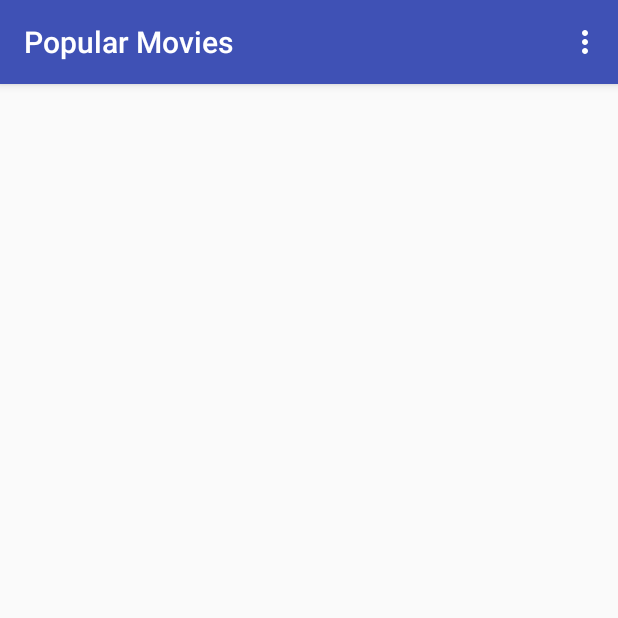
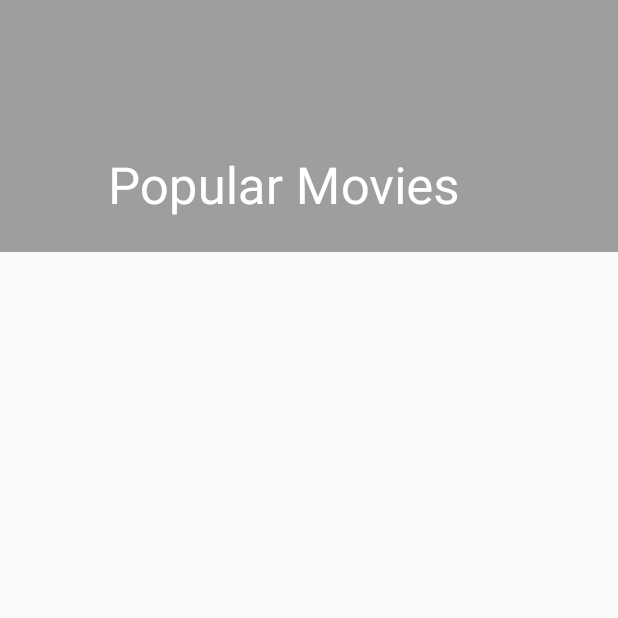
Before and after one commit to rishabhbitsg/Popular-Movies-App, an Android app: the screen it shows after launch (MainActivity), on a phone screen of 412 x 824 dp, the top half of it. Run offline under Robolectric (Android 15) with nearby library versions, the phone set to English and light mode, and no system bars; our stand-ins replace Picasso; pictures from the network do not load.

Commit message:
Add Toolbar (not working properly)

```diff
--- a/app/src/main/java/com/example/rishabh/popularmovies/MainActivity.java
+++ b/app/src/main/java/com/example/rishabh/popularmovies/MainActivity.java
@@ -1,7 +1,9 @@
 package com.example.rishabh.popularmovies;
 
+import android.app.Activity;
 import android.content.Intent;
 import android.os.Bundle;
+import android.support.design.widget.CollapsingToolbarLayout;
 import android.support.design.widget.FloatingActionButton;
 import android.support.design.widget.Snackbar;
 import android.support.v7.app.AppCompatActivity;
@@ -16,10 +18,8 @@ public class MainActivity extends AppCompatActivity {
     protected void onCreate(Bundle savedInstanceState) {
         super.onCreate(savedInstanceState);
         setContentView(R.layout.activity_main);
-        Toolbar toolbar = (Toolbar) findViewById(R.id.toolbar);
-        setSupportActionBar(toolbar);
 
-
+        ((CollapsingToolbarLayout) findViewById(R.id.collapsing_toolbar)).setTitle("Popular Movies");
     }
 
     @Override
--- a/app/src/main/java/com/example/rishabh/popularmovies/MainActivityFragment.java
+++ b/app/src/main/java/com/example/rishabh/popularmovies/MainActivityFragment.java
@@ -1,5 +1,9 @@
 package com.example.rishabh.popularmovies;
 
+import android.animation.Animator;
+import android.animation.AnimatorInflater;
+import android.animation.AnimatorSet;
+import android.animation.ObjectAnimator;
 import android.content.Intent;
 import android.content.SharedPreferences;
 import android.net.Uri;
@@ -17,6 +21,7 @@ import android.view.View;
 import android.view.ViewGroup;
 import android.widget.AdapterView;
 import android.widget.GridView;
+import android.widget.ImageView;
 
 import com.squareup.picasso.Picasso;
 
@@ -75,6 +80,7 @@ public class MainActivityFragment extends Fragment {
         gridView.setOnItemClickListener(new AdapterView.OnItemClickListener() {
             @Override
             public void onItemClick(AdapterView<?> adapterView, View view, int i, long l) {
+
                 MoviePoster movieData = movieAdapter.getItem(i);
                 Intent detailIntent = new Intent(getActivity(), DetailActivity.class)
                         .putExtra("movie", movieData);
--- a/app/src/main/java/com/example/rishabh/popularmovies/MoviePosterAdapter.java
+++ b/app/src/main/java/com/example/rishabh/popularmovies/MoviePosterAdapter.java
@@ -34,7 +34,7 @@ public class MoviePosterAdapter extends ArrayAdapter<MoviePoster> {
                     inflate(R.layout.grid_item_movie, parent, false);
         }
         String baseUrl = "http://image.tmdb.org/t/p/";
-        String size = "w342";
+        String size = "w500";
         String finalUrl = baseUrl + size + moviePoster.url;
         Log.v(LOG_TAG, finalUrl);
         ImageView imageView = (ImageView) convertView.findViewById(R.id.grid_item_movie_imageview);
--- /dev/null
+++ b/app/src/main/res/drawable/background_rect.xml
@@ -0,0 +1,6 @@
+<?xml version="1.0" encoding="utf-8"?>
+
+<shape xmlns:android="http://schemas.android.com/apk/res/android"
+    android:shape="rectangle">
+    <solid android:color="#ff0"/>
+</shape>
--- a/app/src/main/res/layout/activity_main.xml
+++ b/app/src/main/res/layout/activity_main.xml
@@ -9,15 +9,30 @@
 
     <android.support.design.widget.AppBarLayout
         android:layout_width="match_parent"
-        android:layout_height="wrap_content"
-        android:theme="@style/AppTheme.AppBarOverlay">
+        android:layout_height="168dp"
+        android:theme="@style/AppTheme.AppBarOverlay"
+        android:fitsSystemWindows="true">
 
-        <android.support.v7.widget.Toolbar
-            android:id="@+id/toolbar"
+        <android.support.design.widget.CollapsingToolbarLayout
             android:layout_width="match_parent"
-            android:layout_height="?attr/actionBarSize"
-            android:background="?attr/colorPrimary"
-            app:popupTheme="@style/AppTheme.PopupOverlay" />
+            android:layout_height="match_parent"
+            app:layout_scrollFlags="scroll|exitUntilCollapsed"
+            android:id="@+id/collapsing_toolbar"
+            app:expandedTitleMarginStart="72dp">
+
+            <android.support.v7.widget.Toolbar
+                android:id="@+id/toolbar"
+                android:layout_width="match_parent"
+                android:layout_height="?attr/actionBarSize"
+                android:theme="@style/AppTheme.PopupOverlay"
+                app:layout_scrollFlags="scroll|enterAlwaysCollapsed"
+                android:logo="@drawable/ic_home_white_24dp"
+                android:displayOptions="useLogo|showHome"
+                app:layout_collapseMode="pin"
+                app:contentInsetStart="72dp"/>
+
+        </android.support.design.widget.CollapsingToolbarLayout>
+
 
     </android.support.design.widget.AppBarLayout>
 
--- a/app/src/main/res/layout/content_main.xml
+++ b/app/src/main/res/layout/content_main.xml
@@ -6,4 +6,5 @@
     android:layout_width="match_parent"
     android:layout_height="match_parent"
     app:layout_behavior="@string/appbar_scrolling_view_behavior"
-    tools:layout="@layout/fragment_main" />
+    tools:layout="@layout/fragment_main"
+    />
--- a/app/src/main/res/layout/fragment_main.xml
+++ b/app/src/main/res/layout/fragment_main.xml
@@ -1,23 +1,19 @@
 <FrameLayout xmlns:android="http://schemas.android.com/apk/res/android"
     xmlns:tools="http://schemas.android.com/tools"
+    xmlns:app="http://schemas.android.com/apk/res-auto"
     android:layout_width="match_parent"
     android:layout_height="match_parent"
-    android:paddingBottom="@dimen/activity_vertical_margin"
-    android:paddingLeft="@dimen/activity_horizontal_margin"
-    android:paddingRight="@dimen/activity_horizontal_margin"
-    android:paddingTop="@dimen/activity_vertical_margin"
     tools:context="com.example.rishabh.popularmovies.MainActivityFragment"
-    tools:showIn="@layout/activity_main">
+    tools:showIn="@layout/activity_main"
+    >
 
     <GridView
         android:layout_width="match_parent"
         android:layout_height="match_parent"
-        android:numColumns="4"
-        android:verticalSpacing="10dp"
-        android:horizontalSpacing="10dp"
-        android:stretchMode="columnWidth"
+        android:numColumns="2"
         tools:context=".MainActivityFragment"
         android:id="@+id/gridview_movie"
+        android:nestedScrollingEnabled="true"
         />
 
 </FrameLayout>
--- a/app/src/main/res/values/colors.xml
+++ b/app/src/main/res/values/colors.xml
@@ -3,4 +3,10 @@
     <color name="colorPrimary">#3F51B5</color>
     <color name="colorPrimaryDark">#303F9F</color>
     <color name="colorAccent">#FF4081</color>
+
+    <color name="grey_500">#9E9E9E</color>
+    <color name="grey_300">#E0E0E0</color>
+    <color name="grey_700">#616161</color>
+
+    <color name="yellow_a200">#FFFF00</color>
 </resources>
--- a/app/src/main/res/values/styles.xml
+++ b/app/src/main/res/values/styles.xml
@@ -3,9 +3,9 @@
     <!-- Base application theme. -->
     <style name="AppTheme" parent="Theme.AppCompat.Light.DarkActionBar">
         <!-- Customize your theme here. -->
-        <item name="colorPrimary">@color/colorPrimary</item>
-        <item name="colorPrimaryDark">@color/colorPrimaryDark</item>
-        <item name="colorAccent">@color/colorAccent</item>
+        <item name="colorPrimary">@color/grey_500</item>
+        <item name="colorPrimaryDark">@color/grey_700</item>
+        <item name="colorAccent">@color/yellow_a200</item>
     </style>
 
     <style name="AppTheme.NoActionBar">
```
Also changed, not shown: app/src/main/java/com/example/rishabh/popularmovies/data/MovieContract.java (+11 -0 lines), app/src/main/res/animator/image_raise.xml (added, +20 -0 lines), app/src/main/res/drawable/ic_home_24dp.xml (added, +9 -0 lines), app/src/main/res/layout/grid_item_movie.xml (+14 -4 lines), app/src/main/res/drawable-xxhdpi/ic_home_white_24dp.png (added).
